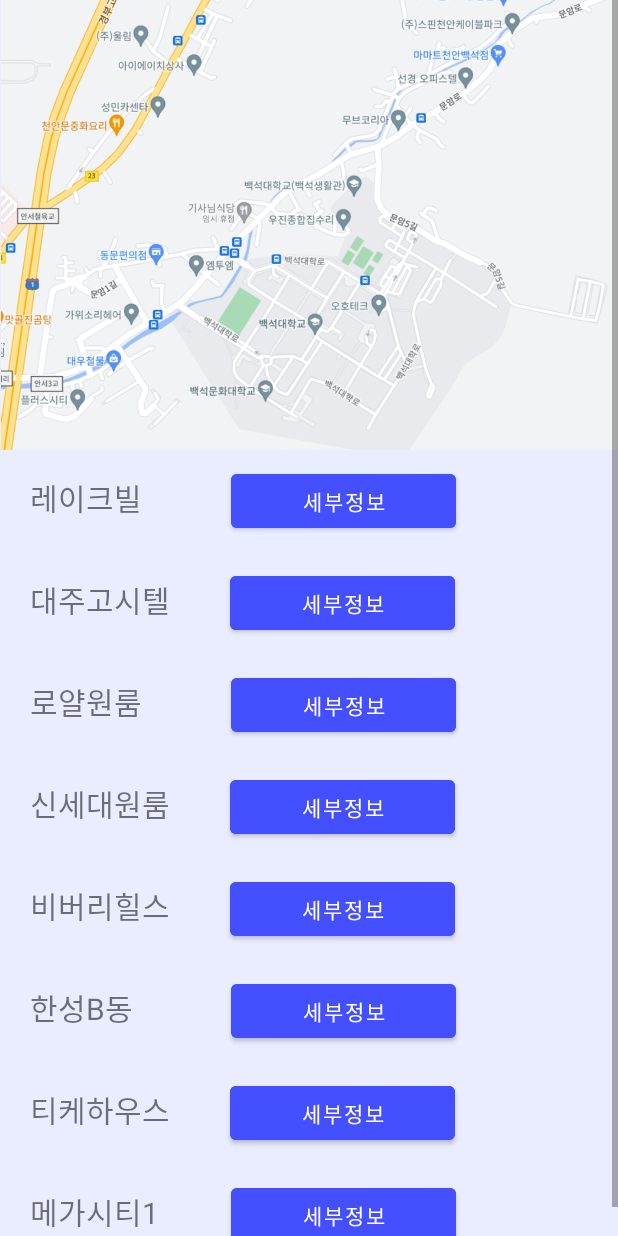
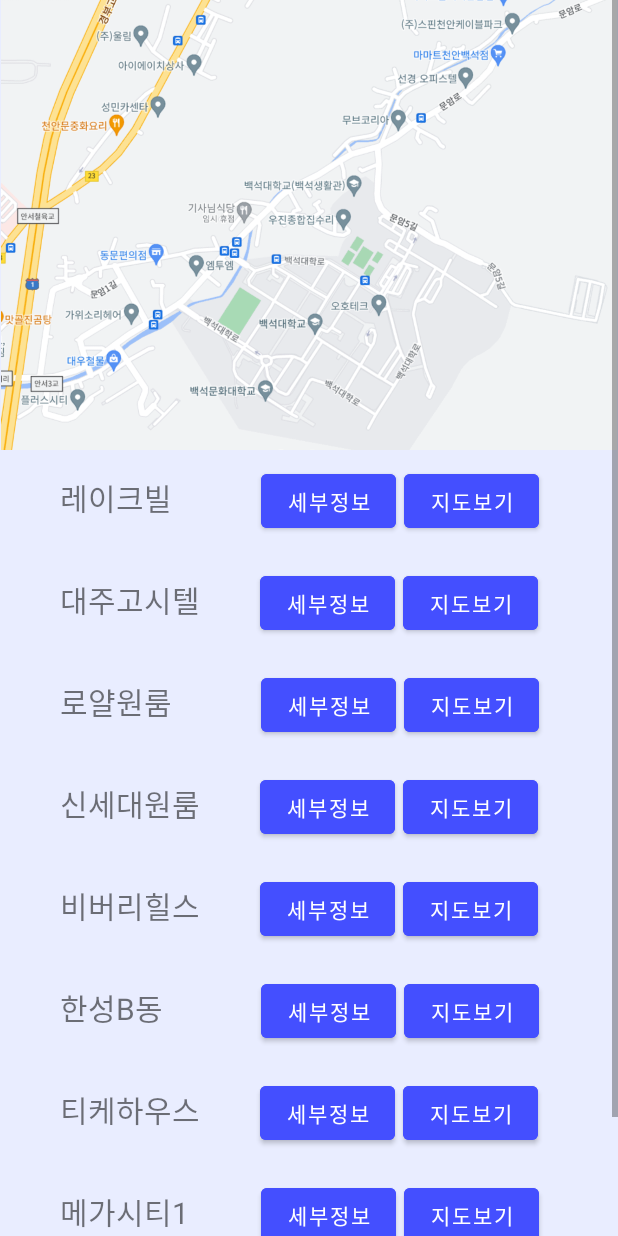
Before and after one commit to GedFlow/LoginTest_ver2, an Android app: the House screen opened directly, with no data from a screen before it, on a phone screen of 412 x 824 dp. Run offline under Robolectric (Android 15) with nearby library versions, the phone set to English and light mode, and no system bars.

Commit message:
자취방구하기 수정

```diff
--- a/app/src/main/res/layout/activity_house.xml
+++ b/app/src/main/res/layout/activity_house.xml
@@ -39,20 +39,30 @@
                     android:layout_marginRight="30dp"
                     android:layout_marginTop="10dp"
                     android:layout_marginBottom="10dp"
-                    android:layout_marginLeft="20dp"
+                    android:layout_marginLeft="40dp"
                     android:text="레이크빌  "
                     android:textSize="20dp" />
                 <Button
                     android:id="@+id/room1button"
-                    android:layout_width="150dp"
+                    android:layout_width="90dp"
                     android:layout_height="wrap_content"
-                    android:layout_marginRight="20dp"
+                    android:layout_marginRight="5dp"
                     android:layout_marginTop="10dp"
                     android:layout_marginBottom="10dp"
                     android:layout_marginLeft="20dp"
                     android:backgroundTint="#444FFF"
                     android:onClick="button1Click"
                     android:text="세부정보" />
+                <Button
+                    android:id="@+id/room1mapbutton"
+                    android:layout_width="90dp"
+                    android:layout_height="wrap_content"
+                    android:layout_marginRight="20dp"
+                    android:layout_marginTop="10dp"
+                    android:layout_marginBottom="10dp"
+                    android:backgroundTint="#444FFF"
+                    android:onClick="button1mapClick"
+                    android:text="지도보기" />
             </LinearLayout>
 
             <LinearLayout
@@ -64,20 +74,30 @@
                     android:layout_marginRight="20dp"
                     android:layout_marginTop="10dp"
                     android:layout_marginBottom="10dp"
-                    android:layout_marginLeft="20dp"
+                    android:layout_marginLeft="40dp"
                     android:text="대주고시텔"
                     android:textSize="20dp" />
                 <Button
                     android:id="@+id/room2button"
-                    android:layout_width="150dp"
+                    android:layout_width="90dp"
                     android:layout_height="wrap_content"
-                    android:layout_marginRight="20dp"
+                    android:layout_marginRight="5dp"
                     android:layout_marginTop="10dp"
                     android:layout_marginBottom="10dp"
                     android:layout_marginLeft="20dp"
                     android:backgroundTint="#444FFF"
                     android:onClick="button2Click"
                     android:text="세부정보" />
+                <Button
+                    android:id="@+id/room2mapbutton"
+                    android:layout_width="90dp"
+                    android:layout_height="wrap_content"
+                    android:layout_marginRight="20dp"
+                    android:layout_marginTop="10dp"
+                    android:layout_marginBottom="10dp"
+                    android:backgroundTint="#444FFF"
+                    android:onClick="button2mapClick"
+                    android:text="지도보기" />
             </LinearLayout>
 
             <LinearLayout
@@ -89,20 +109,30 @@
                     android:layout_marginRight="30dp"
                     android:layout_marginTop="10dp"
                     android:layout_marginBottom="10dp"
-                    android:layout_marginLeft="20dp"
+                    android:layout_marginLeft="40dp"
                     android:text="로얄원룸  "
                     android:textSize="20dp" />
                 <Button
                     android:id="@+id/room3button"
-                    android:layout_width="150dp"
+                    android:layout_width="90dp"
                     android:layout_height="wrap_content"
-                    android:layout_marginRight="20dp"
+                    android:layout_marginRight="5dp"
                     android:layout_marginTop="10dp"
                     android:layout_marginBottom="10dp"
                     android:layout_marginLeft="20dp"
                     android:backgroundTint="#444FFF"
                     android:onClick="button3Click"
                     android:text="세부정보" />
+                <Button
+                    android:id="@+id/room3mapbutton"
+                    android:layout_width="90dp"
+                    android:layout_height="wrap_content"
+                    android:layout_marginRight="20dp"
+                    android:layout_marginTop="10dp"
+                    android:layout_marginBottom="10dp"
+                    android:backgroundTint="#444FFF"
+                    android:onClick="button3mapClick"
+                    android:text="지도보기" />
             </LinearLayout>
 
             <LinearLayout
@@ -114,20 +144,30 @@
                     android:layout_marginRight="20dp"
                     android:layout_marginTop="10dp"
                     android:layout_marginBottom="10dp"
-                    android:layout_marginLeft="20dp"
+                    android:layout_marginLeft="40dp"
                     android:text="신세대원룸"
                     android:textSize="20dp" />
                 <Button
                     android:id="@+id/room4button"
-                    android:layout_width="150dp"
+                    android:layout_width="90dp"
                     android:layout_height="wrap_content"
-                    android:layout_marginRight="20dp"
+                    android:layout_marginRight="5dp"
                     android:layout_marginTop="10dp"
                     android:layout_marginBottom="10dp"
                     android:layout_marginLeft="20dp"
                     android:backgroundTint="#444FFF"
                     android:onClick="button4Click"
                     android:text="세부정보" />
+                <Button
+                    android:id="@+id/room4mapbutton"
+                    android:layout_width="90dp"
+                    android:layout_height="wrap_content"
+                    android:layout_marginRight="20dp"
+                    android:layout_marginTop="10dp"
+                    android:layout_marginBottom="10dp"
+                    android:backgroundTint="#444FFF"
+                    android:onClick="button4mapClick"
+                    android:text="지도보기" />
             </LinearLayout>
 
             <LinearLayout
@@ -139,20 +179,30 @@
                     android:layout_marginRight="20dp"
                     android:layout_marginTop="10dp"
                     android:layout_marginBottom="10dp"
-                    android:layout_marginLeft="20dp"
+                    android:layout_marginLeft="40dp"
                     android:text="비버리힐스"
                     android:textSize="20dp" />
                 <Button
                     android:id="@+id/room5button"
-                    android:layout_width="150dp"
+                    android:layout_width="90dp"
                     android:layout_height="wrap_content"
-                    android:layout_marginRight="10dp"
+                    android:layout_marginRight="5dp"
                     android:layout_marginTop="10dp"
                     android:layout_marginBottom="10dp"
                     android:layout_marginLeft="20dp"
                     android:backgroundTint="#444FFF"
                     android:onClick="button5Click"
                     android:text="세부정보" />
+                <Button
+                    android:id="@+id/room5mapbutton"
+                    android:layout_width="90dp"
+                    android:layout_height="wrap_content"
+                    android:layout_marginRight="20dp"
+                    android:layout_marginTop="10dp"
+                    android:layout_marginBottom="10dp"
+                    android:backgroundTint="#444FFF"
+                    android:onClick="button5mapClick"
+                    android:text="지도보기" />
             </LinearLayout>
 
             <LinearLayout
@@ -164,20 +214,30 @@
                     android:layout_marginRight="45dp"
                     android:layout_marginTop="10dp"
                     android:layout_marginBottom="10dp"
-                    android:layout_marginLeft="20dp"
+                    android:layout_marginLeft="40dp"
                     android:text="한성B동"
                     android:textSize="20dp" />
                 <Button
                     android:id="@+id/room6button"
-                    android:layout_width="150dp"
+                    android:layout_width="90dp"
                     android:layout_height="wrap_content"
-                    android:layout_marginRight="10dp"
+                    android:layout_marginRight="5dp"
                     android:layout_marginTop="10dp"
                     android:layout_marginBottom="10dp"
                     android:layout_marginLeft="20dp"
                     android:backgroundTint="#444FFF"
                     android:onClick="button6Click"
                     android:text="세부정보" />
+                <Button
+                    android:id="@+id/room6mapbutton"
+                    android:layout_width="90dp"
+                    android:layout_height="wrap_content"
+                    android:layout_marginRight="20dp"
+                    android:layout_marginTop="10dp"
+                    android:layout_marginBottom="10dp"
+                    android:backgroundTint="#444FFF"
+                    android:onClick="button6mapClick"
+                    android:text="지도보기" />
             </LinearLayout>
 
             <LinearLayout
@@ -189,20 +249,30 @@
                     android:layout_marginRight="20dp"
                     android:layout_marginTop="10dp"
                     android:layout_marginBottom="10dp"
-                    android:layout_marginLeft="20dp"
+                    android:layout_marginLeft="40dp"
                     android:text="티케하우스"
                     android:textSize="20dp" />
                 <Button
                     android:id="@+id/room7button"
-                    android:layout_width="150dp"
+                    android:layout_width="90dp"
                     android:layout_height="wrap_content"
-                    android:layout_marginRight="10dp"
+                    android:layout_marginRight="5dp"
                     android:layout_marginTop="10dp"
                     android:layout_marginBottom="10dp"
                     android:layout_marginLeft="20dp"
                     android:backgroundTint="#444FFF"
                     android:onClick="button7Click"
                     android:text="세부정보" />
+                <Button
+                    android:id="@+id/room7mapbutton"
+                    android:layout_width="90dp"
+                    android:layout_height="wrap_content"
+                    android:layout_marginRight="20dp"
+                    android:layout_marginTop="10dp"
+                    android:layout_marginBottom="10dp"
+                    android:backgroundTint="#444FFF"
+                    android:onClick="button7mapClick"
+                    android:text="지도보기" />
             </LinearLayout>
 
             <LinearLayout
@@ -214,21 +284,65 @@
                     android:layout_marginRight="28dp"
                     android:layout_marginTop="10dp"
                     android:layout_marginBottom="10dp"
-                    android:layout_marginLeft="20dp"
+                    android:layout_marginLeft="40dp"
                     android:text="메가시티1"
                     android:textSize="20dp" />
                 <Button
                     android:id="@+id/room8button"
-                    android:layout_width="150dp"
+                    android:layout_width="90dp"
                     android:layout_height="wrap_content"
-                    android:layout_marginRight="20dp"
+                    android:layout_marginRight="5dp"
                     android:layout_marginTop="10dp"
                     android:layout_marginBottom="10dp"
                     android:layout_marginLeft="20dp"
                     android:backgroundTint="#444FFF"
                     android:onClick="button8Click"
-                    android:text="세부정보"
-                    tools:ignore="OnClick" />
+                    android:text="세부정보" />
+                <Button
+                    android:id="@+id/room8mapbutton"
+                    android:layout_width="90dp"
+                    android:layout_height="wrap_content"
+                    android:layout_marginRight="20dp"
+                    android:layout_marginTop="10dp"
+                    android:layout_marginBottom="10dp"
+                    android:backgroundTint="#444FFF"
+                    android:onClick="button8mapClick"
+                    android:text="지도보기" />
+            </LinearLayout>
+
+            <LinearLayout
+                android:layout_width="match_parent"
+                android:layout_height="wrap_content">
+                <TextView
+                    android:layout_width="wrap_content"
+                    android:layout_height="wrap_content"
+                    android:layout_marginRight="59dp"
+                    android:layout_marginTop="10dp"
+                    android:layout_marginBottom="10dp"
+                    android:layout_marginLeft="40dp"
+                    android:text="파크빌"
+                    android:textSize="20dp" />
+                <Button
+                    android:id="@+id/room9button"
+                    android:layout_width="90dp"
+                    android:layout_height="wrap_content"
+                    android:layout_marginRight="5dp"
+                    android:layout_marginTop="10dp"
+                    android:layout_marginBottom="10dp"
+                    android:layout_marginLeft="20dp"
+                    android:backgroundTint="#444FFF"
+                    android:onClick="button9Click"
+                    android:text="세부정보" />
+                <Button
+                    android:id="@+id/room9mapbutton"
+                    android:layout_width="90dp"
+                    android:layout_height="wrap_content"
+                    android:layout_marginRight="20dp"
+                    android:layout_marginTop="10dp"
+                    android:layout_marginBottom="10dp"
+                    android:backgroundTint="#444FFF"
+                    android:onClick="button9mapClick"
+                    android:text="지도보기" />
             </LinearLayout>
         </LinearLayout>
     </ScrollView>
```
Also changed, not shown: app/src/main/java/study/jyavanna/login_test2/House.java (+146 -43 lines), 1 other file.
